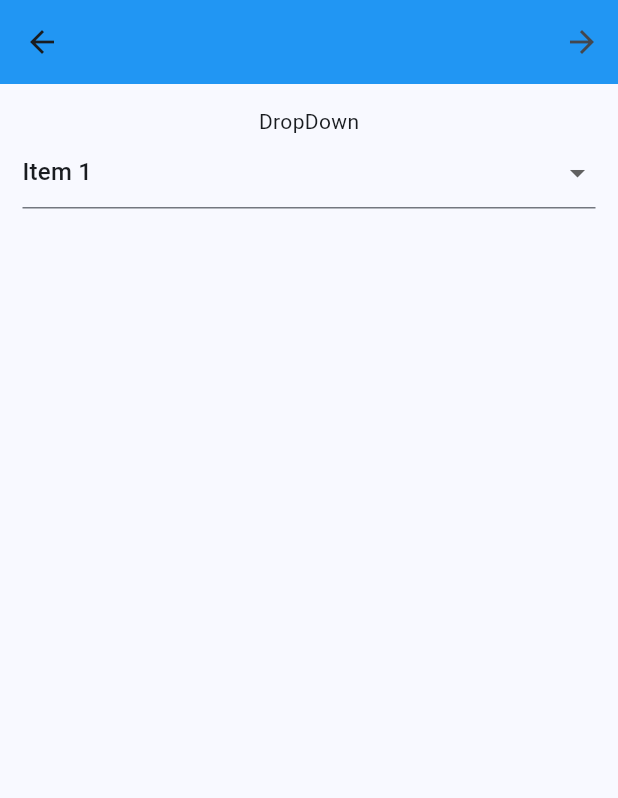
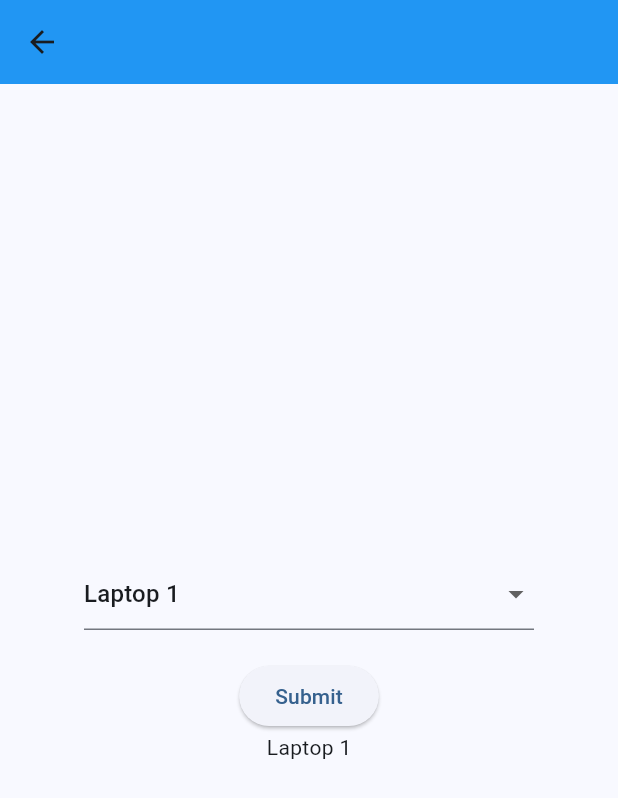
Before and after one commit to Anandhup123/flutter_batch5, a Flutter app: the page9 screen opened directly, after a tap on the "arrow forward" icon, on a phone screen of 412 x 824 dp. Shown: the top 798 px of the screen. Run offline on Flutter 3.47's test engine with Material 3 defaults, Android fonts, the phone set to English and light mode, and no system bars; network calls fail.

Commit message:
dropdown select example question completed

```diff
--- a/lib/page13.dart
+++ b/lib/page13.dart
@@ -79,7 +79,11 @@ class _page9State extends State<page9> {
         actions: [
           IconButton(
             onPressed: () {
-              Navigator.of(context).pushNamed("page10");
+              Navigator.of(context).push(
+                MaterialPageRoute(
+                  builder: (context) => DropDown(),
+                ),
+              );
             },
             icon: Icon(Icons.arrow_forward),
           )
@@ -117,3 +121,168 @@ class _page9State extends State<page9> {
     );
   }
 }
+
+class DropDown extends StatefulWidget {
+  DropDown({super.key});
+
+  @override
+  State<DropDown> createState() => _DropDownState();
+}
+
+class _DropDownState extends State<DropDown> {
+  List<Map<String, dynamic>> laptopData = [
+    {
+      'title': 'Laptop 1',
+      'subtitle': 'Brand A, 8GB RAM, 256GB SSD',
+      'trailing': '\$800',
+      'leading':
+          "https://i.pcmag.com/imagery/roundups/0067KVthfOytnra14VzQ5PK-41..v1700163487.jpg",
+    },
+    {
+      'title': 'Laptop 2',
+      'subtitle': 'Brand B, 16GB RAM, 512GB SSD',
+      'trailing': '\$1200',
+      'leading':
+          'https://images.herzindagi.info/image/2024/Jan/Best-Laptops-Under-50000-2.jpg',
+    },
+    {
+      'title': 'Laptop 3',
+      'subtitle': 'Brand C, 12GB RAM, 1TB HDD',
+      'trailing': '\$1000',
+      'leading':
+          'https://www.saudewala.in/cdn/shop/collections/Laptop.jpg?v=1682921339&width=1296',
+    },
+    {
+      'title': 'Laptop 4',
+      'subtitle': 'Brand D, 16GB RAM, 512GB SSD',
+      'trailing': '\$1300',
+      'leading':
+          'https://www.pcworld.com/wp-content/uploads/2023/08/dscf0453_final-100797561-orig-100915025-orig.jpg?quality=50&strip=all',
+    },
+    {
+      'title': 'Laptop 5',
+      'subtitle': 'Brand E, 8GB RAM, 256GB SSD',
+      'trailing': '\$900',
+      'leading':
+          'https://cdn-dynmedia-1.microsoft.com/is/image/microsoftcorp/MSFT-Surfcae-laptops-models-hero-poster?scl=1',
+    },
+  ];
+  String selectedItem = "Laptop 1";
+  List<String> items = [
+    'Laptop 1',
+    'Laptop 2',
+    'Laptop 3',
+    'Laptop 4',
+    'Laptop 5'
+  ];
+  void SearchandPass(String selectedItem) {
+    int data = 0;
+    for (int i = 0; i < laptopData.length; i++) {
+      if (laptopData[i]['title'] == selectedItem) {
+        data = i;
+      }
+    }
+    Navigator.of(context).push(
+      MaterialPageRoute(
+        builder: (context) => ItemShow(
+            title: laptopData[data]['title'],
+            subtitle: laptopData[data]['subtitle'],
+            leading: laptopData[data]['leading'],
+            trailing: laptopData[data]['trailing']),
+      ),
+    );
+  }
+
+  @override
+  Widget build(BuildContext context) {
+    return Scaffold(
+      appBar: AppBar(
+        backgroundColor: Colors.blue,
+      ),
+      body: SafeArea(
+          child: Center(
+        child: Column(
+          mainAxisAlignment: MainAxisAlignment.center,
+          children: [
+            Container(
+              width: 300,
+              child: DropdownButtonFormField(
+                value: selectedItem,
+                items: items.map((item) {
+                  return DropdownMenuItem(
+                    child: Text(item),
+                    value: item,
+                  );
+                }).toList(),
+                onChanged: (String? newValue) {
+                  setState(() {
+                    selectedItem = newValue!;
+                  });
+                },
+              ),
+            ),
+            SizedBox(
+              height: 20,
+            ),
+            ElevatedButton(
+              onPressed: () {
+                SearchandPass(selectedItem);
+              },
+              child: Text("Submit"),
+            ),
+            Text(selectedItem)
+          ],
+        ),
+      )),
+    );
+  }
+}
+
+class ItemShow extends StatelessWidget {
+  String title, subtitle, leading, trailing;
+  ItemShow(
+      {required this.title,
+      required this.subtitle,
+      required this.leading,
+      required this.trailing});
+
+  @override
+  Widget build(BuildContext context) {
+    return Scaffold(
+      appBar: AppBar(),
+      body: SafeArea(
+          child: Center(
+        child: Column(
+          children: [
+            Image(
+              width: 300,
+              height: 300,
+              image: NetworkImage(leading),
+            ),
+            Text(
+              title,
+              style: TextStyle(
+                fontSize: 35,
+                fontWeight: FontWeight.w600,
+              ),
+            ),
+            Text(
+              trailing,
+              style: TextStyle(
+                fontSize: 25,
+                fontWeight: FontWeight.w300,
+              ),
+            ),
+            Text(
+              subtitle,
+              style: TextStyle(
+                fontSize: 20,
+                fontWeight: FontWeight.w300,
+              ),
+            )
+          ],
+        ),
+      )),
+    );
+  }
+}
```
